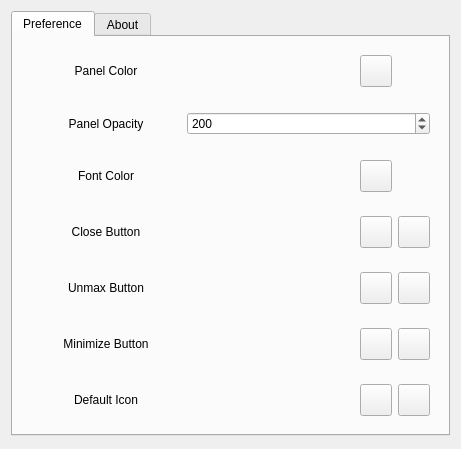
The window that widgets/mainsettingwidget.ui (SeptemberHX/dde-top-panel) describes before a commit, drawn with Qt 5.
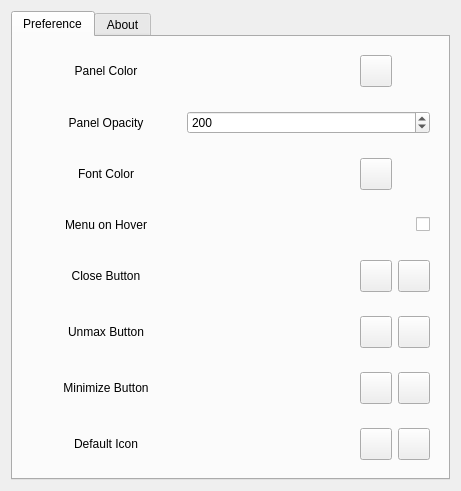
The same window after the commit. Icons and pictures are not drawn.

Commit message: add: optional setting, only show menu for maximized window when on hover

What changed in the file:
```diff
--- a/widgets/mainsettingwidget.ui
+++ b/widgets/mainsettingwidget.ui
@@ -275,6 +275,54 @@
          </layout>
         </widget>
        </item>
+       <item>
+        <widget class="QWidget" name="widget_8" native="true">
+         <layout class="QHBoxLayout" name="horizontalLayout_9">
+          <item>
+           <widget class="QLabel" name="label_15">
+            <property name="minimumSize">
+             <size>
+              <width>150</width>
+              <height>0</height>
+             </size>
+            </property>
+            <property name="maximumSize">
+             <size>
+              <width>150</width>
+              <height>16777215</height>
+             </size>
+            </property>
+            <property name="text">
+             <string>Menu on Hover</string>
+            </property>
+            <property name="alignment">
+             <set>Qt::AlignCenter</set>
+            </property>
+           </widget>
+          </item>
+          <item>
+           <spacer name="horizontalSpacer_7">
+            <property name="orientation">
+             <enum>Qt::Horizontal</enum>
+            </property>
+            <property name="sizeHint" stdset="0">
+             <size>
+              <width>40</width>
+              <height>20</height>
+             </size>
+            </property>
+           </spacer>
+          </item>
+          <item>
+           <widget class="QCheckBox" name="menuOnHoverCheckBox">
+            <property name="text">
+             <string/>
+            </property>
+           </widget>
+          </item>
+         </layout>
+        </widget>
+       </item>
        <item>
         <widget class="QWidget" name="widget_4" native="true">
          <layout class="QHBoxLayout" name="horizontalLayout_4">
```
The commit also changes 7 other files.
